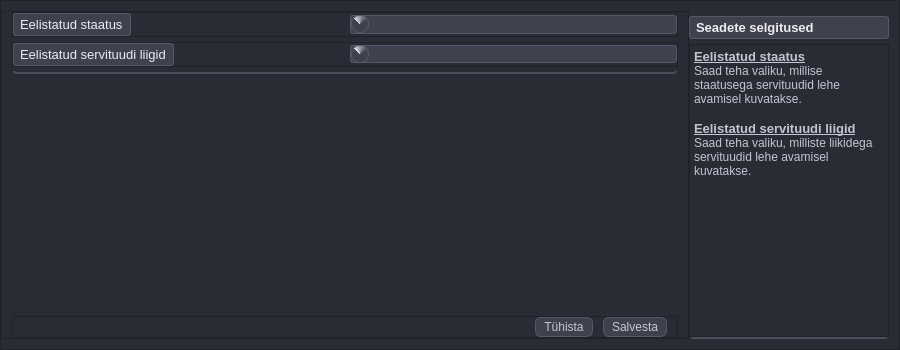
Qt form mailabl-qgis/config/confWidgets/EasementsSetup.ui (TuloliKalver/mailabl-qgis) before a commit.
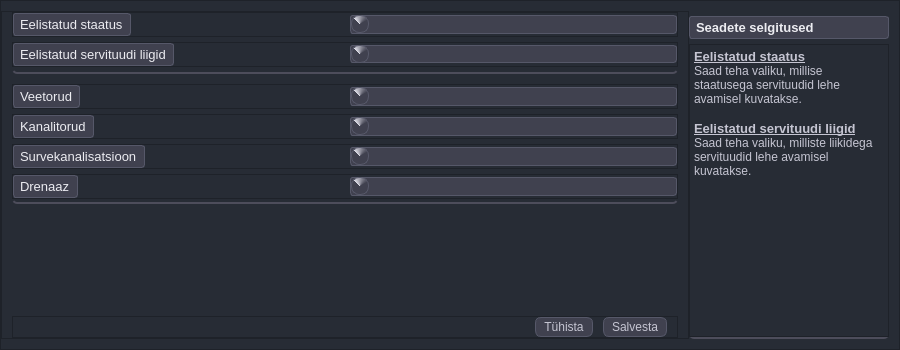
The same form after that commit. Icons and pictures are not drawn. Custom widgets are drawn as their Qt base class.

Commit message: waterworks layer setup step 1

```diff
--- a/mailabl-qgis/config/confWidgets/EasementsSetup.ui
+++ b/mailabl-qgis/config/confWidgets/EasementsSetup.ui
@@ -42,7 +42,7 @@
    <string notr="true">
 
 #fHelpMenu, 
-#fSettingsPreferrences
+#fSettingsPreferrences, #fSettingsRestrictionObjects
 {
    border: 2px solid #4d4d5b;    /*Same border style as QLineEdit */
     border-radius: 5px;
@@ -197,7 +197,7 @@
         <property name="frameShadow">
          <enum>QFrame::Raised</enum>
         </property>
-        <layout class="QVBoxLayout" name="verticalLayout_2">
+        <layout class="QVBoxLayout" name="verticalLayout_4">
          <property name="spacing">
           <number>10</number>
          </property>
@@ -370,6 +370,353 @@
            </layout>
           </widget>
          </item>
+         <item>
+          <widget class="QWidget" name="fSettingsRestrictionObjects" native="true">
+           <layout class="QVBoxLayout" name="verticalLayout_2">
+            <property name="spacing">
+             <number>5</number>
+            </property>
+            <property name="leftMargin">
+             <number>0</number>
+            </property>
+            <property name="topMargin">
+             <number>0</number>
+            </property>
+            <property name="rightMargin">
+             <number>0</number>
+            </property>
+            <property name="bottomMargin">
+             <number>5</number>
+            </property>
+            <item>
+             <widget class="QFrame" name="frame_2">
+              <property name="frameShape">
+               <enum>QFrame::StyledPanel</enum>
+              </property>
+              <property name="frameShadow">
+               <enum>QFrame::Raised</enum>
+              </property>
+              <layout class="QHBoxLayout" name="horizontalLayout_3">
+               <property name="spacing">
+                <number>10</number>
+               </property>
+               <property name="leftMargin">
+                <number>0</number>
+               </property>
+               <property name="topMargin">
+                <number>0</number>
+               </property>
+               <property name="rightMargin">
+                <number>0</number>
+               </property>
+               <property name="bottomMargin">
+                <number>0</number>
+               </property>
+               <item alignment="Qt::AlignLeft">
+                <widget class="QLabel" name="lblWater_Pipes">
+                 <property name="font">
+                  <font>
+                   <family>Tahoma</family>
+                   <pointsize>10</pointsize>
+                  </font>
+                 </property>
+                 <property name="text">
+                  <string>Veetorud</string>
+                 </property>
+                </widget>
+               </item>
+               <item>
+                <widget class="QComboBox" name="cbWater_Pipes">
+                 <property name="baseSize">
+                  <size>
+                   <width>0</width>
+                   <height>0</height>
+                  </size>
+                 </property>
+                 <property name="font">
+                  <font>
+                   <pointsize>10</pointsize>
+                  </font>
+                 </property>
+                 <property name="sizeAdjustPolicy">
+                  <enum>QComboBox::AdjustToContents</enum>
+                 </property>
+                 <property name="iconSize">
+                  <size>
+                   <width>6</width>
+                   <height>6</height>
+                  </size>
+                 </property>
+                 <item>
+                  <property name="text">
+                   <string/>
+                  </property>
+                 </item>
+                 <item>
+                  <property name="text">
+                   <string/>
+                  </property>
+                 </item>
+                 <item>
+                  <property name="text">
+                   <string/>
+                  </property>
+                 </item>
+                 <item>
+                  <property name="text">
+                   <string/>
+                  </property>
+                 </item>
+                </widget>
+               </item>
+              </layout>
+             </widget>
+            </item>
+            <item>
+             <widget class="QFrame" name="frame_3">
+              <property name="frameShape">
+               <enum>QFrame::StyledPanel</enum>
+              </property>
+              <property name="frameShadow">
+               <enum>QFrame::Raised</enum>
+              </property>
+              <layout class="QHBoxLayout" name="horizontalLayout_7">
+               <property name="spacing">
+                <number>10</number>
+               </property>
+               <property name="leftMargin">
+                <number>0</number>
+               </property>
+               <property name="topMargin">
+                <number>0</number>
+               </property>
+               <property name="rightMargin">
+                <number>0</number>
+               </property>
+               <property name="bottomMargin">
+                <number>0</number>
+               </property>
+               <item alignment="Qt::AlignLeft">
+                <widget class="QLabel" name="lblSewer_Pipes">
+                 <property name="minimumSize">
+                  <size>
+                   <width>0</width>
+                   <height>0</height>
+                  </size>
+                 </property>
+                 <property name="font">
+                  <font>
+                   <pointsize>10</pointsize>
+                  </font>
+                 </property>
+                 <property name="text">
+                  <string>Kanalitorud</string>
+                 </property>
+                </widget>
+               </item>
+               <item>
+                <widget class="QComboBox" name="cbSewer_pipes">
+                 <property name="font">
+                  <font>
+                   <pointsize>10</pointsize>
+                  </font>
+                 </property>
+                 <item>
+                  <property name="text">
+                   <string/>
+                  </property>
+                 </item>
+                 <item>
+                  <property name="text">
+                   <string/>
+                  </property>
+                 </item>
+                 <item>
+                  <property name="text">
+                   <string/>
+                  </property>
+                 </item>
+                 <item>
+                  <property name="text">
+                   <string/>
+                  </property>
+                 </item>
+                </widget>
+               </item>
+              </layout>
+             </widget>
+            </item>
+            <item>
+             <widget class="QFrame" name="frame_4">
+              <property name="frameShape">
+               <enum>QFrame::StyledPanel</enum>
+              </property>
+              <property name="frameShadow">
+               <enum>QFrame::Raised</enum>
+              </property>
+              <layout class="QHBoxLayout" name="horizontalLayout_8">
+               <property name="spacing">
+                <number>10</number>
+               </property>
+               <property name="leftMargin">
+                <number>0</number>
+               </property>
+               <property name="topMargin">
+                <number>0</number>
+               </property>
+               <property name="rightMargin">
+                <number>0</number>
+               </property>
+               <property name="bottomMargin">
+                <number>0</number>
+               </property>
+               <item alignment="Qt::AlignLeft">
+                <widget class="QLabel" name="lblSewer_pressure_pipes">
+                 <property name="font">
+                  <font>
+                   <family>Tahoma</family>
+                   <pointsize>10</pointsize>
+                  </font>
+                 </property>
+                 <property name="text">
+                  <string>Survekanalisatsioon</string>
+                 </property>
+                </widget>
+               </item>
+               <item>
+                <widget class="QComboBox" name="cbSewer_Pressure_pipes">
+                 <property name="baseSize">
+                  <size>
+                   <width>0</width>
+                   <height>0</height>
+                  </size>
+                 </property>
+                 <property name="font">
+                  <font>
+                   <pointsize>10</pointsize>
+                  </font>
+                 </property>
+                 <property name="sizeAdjustPolicy">
+                  <enum>QComboBox::AdjustToContents</enum>
+                 </property>
+                 <property name="iconSize">
+                  <size>
+                   <width>6</width>
+                   <height>6</height>
+                  </size>
+                 </property>
+                 <item>
+                  <property name="text">
+                   <string/>
+                  </property>
+                 </item>
+                 <item>
+                  <property name="text">
+                   <string/>
+                  </property>
+                 </item>
+                 <item>
+                  <property name="text">
+                   <string/>
+                  </property>
+                 </item>
+                 <item>
+                  <property name="text">
+                   <string/>
+                  </property>
+                 </item>
+                </widget>
+               </item>
+              </layout>
+             </widget>
+            </item>
+            <item>
+             <widget class="QFrame" name="frame_5">
+              <property name="frameShape">
+               <enum>QFrame::StyledPanel</enum>
+              </property>
+              <property name="frameShadow">
+               <enum>QFrame::Raised</enum>
+              </property>
+              <layout class="QHBoxLayout" name="horizontalLayout_9">
+               <property name="spacing">
+                <number>10</number>
+               </property>
+               <property name="leftMargin">
+                <number>0</number>
+               </property>
+               <property name="topMargin">
+                <number>0</number>
+               </property>
+               <property name="rightMargin">
+                <number>0</number>
+               </property>
+               <property name="bottomMargin">
+                <number>0</number>
+               </property>
+               <item alignment="Qt::AlignLeft">
+                <widget class="QLabel" name="lblDrainage_pipes">
+                 <property name="font">
+                  <font>
+                   <family>Tahoma</family>
+                   <pointsize>10</pointsize>
+                  </font>
+                 </property>
+                 <property name="text">
+                  <string>Drenaaz</string>
+                 </property>
+                </widget>
+               </item>
+               <item>
+                <widget class="QComboBox" name="cbDrainage_Pipes">
+                 <property name="baseSize">
+                  <size>
+                   <width>0</width>
+                   <height>0</height>
+                  </size>
+                 </property>
+                 <property name="font">
+                  <font>
+                   <pointsize>10</pointsize>
+                  </font>
+                 </property>
+                 <property name="sizeAdjustPolicy">
+                  <enum>QComboBox::AdjustToContents</enum>
+                 </property>
+                 <property name="iconSize">
+                  <size>
+                   <width>6</width>
+                   <height>6</height>
+                  </size>
+                 </property>
+                 <item>
+                  <property name="text">
+                   <string/>
+                  </property>
+                 </item>
+                 <item>
+                  <property name="text">
+                   <string/>
+                  </property>
+                 </item>
+                 <item>
+                  <property name="text">
+                   <string/>
+                  </property>
+                 </item>
+                 <item>
+                  <property name="text">
+                   <string/>
+                  </property>
+                 </item>
+                </widget>
+               </item>
+              </layout>
+             </widget>
+            </item>
+           </layout>
+          </widget>
+         </item>
          <item>
           <spacer name="verticalSpacer_2">
            <property name="orientation">
```
The commit also changes 10 other files.
